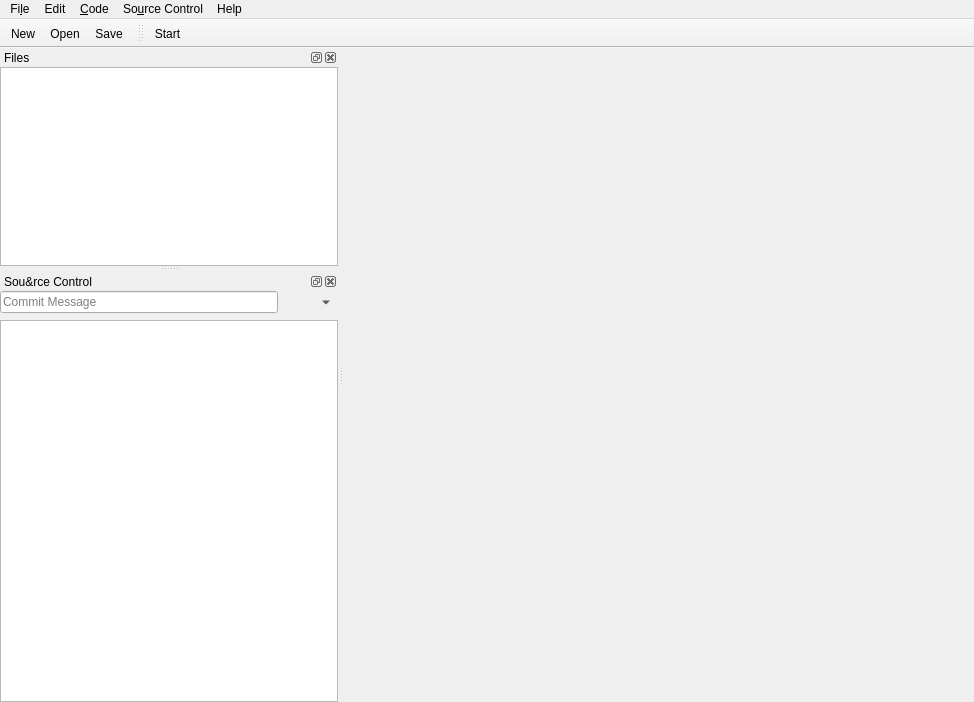
The window that mainwindow.ui (theCheeseboard/theSlate) describes before a commit, drawn with Qt 5.
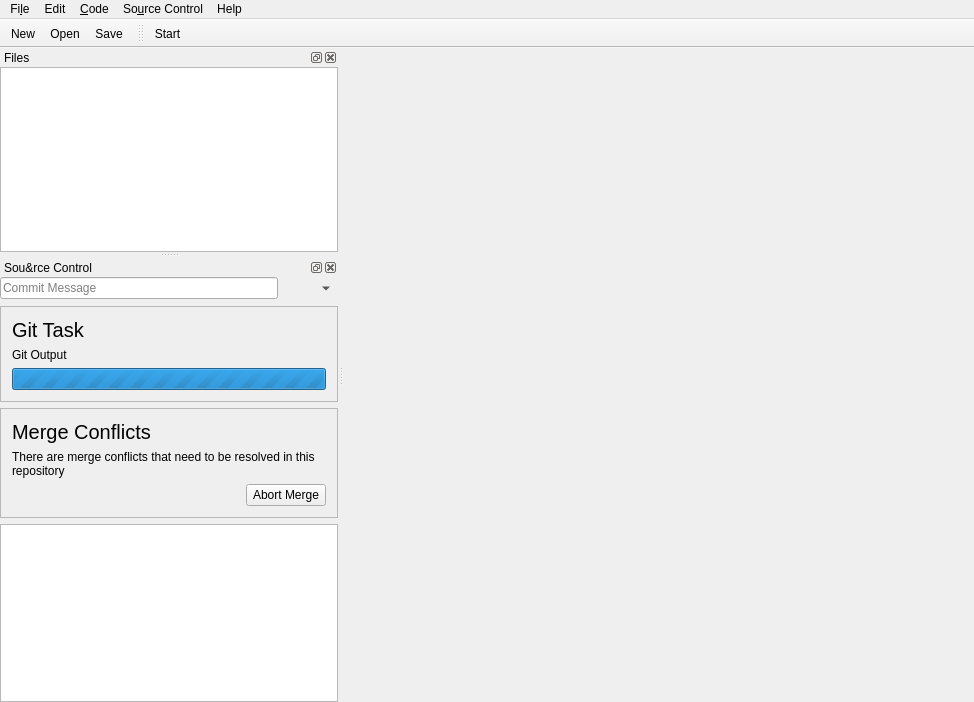
The same window after the commit. The open tabs and pages were chosen to show the change. Icons and pictures are not drawn.

Diff of the .ui file:
```diff
--- a/mainwindow.ui
+++ b/mainwindow.ui
@@ -378,6 +378,111 @@
            </layout>
           </widget>
          </item>
+         <item>
+          <widget class="QFrame" name="gitProgressFrame">
+           <property name="frameShape">
+            <enum>QFrame::StyledPanel</enum>
+           </property>
+           <property name="frameShadow">
+            <enum>QFrame::Raised</enum>
+           </property>
+           <layout class="QVBoxLayout" name="verticalLayout_11">
+            <item>
+             <widget class="QLabel" name="gitProgressTitle">
+              <property name="font">
+               <font>
+                <pointsize>15</pointsize>
+               </font>
+              </property>
+              <property name="text">
+               <string>Git Task</string>
+              </property>
+             </widget>
+            </item>
+            <item>
+             <widget class="QLabel" name="gitProgressOutput">
+              <property name="text">
+               <string>Git Output</string>
+              </property>
+              <property name="wordWrap">
+               <bool>true</bool>
+              </property>
+             </widget>
+            </item>
+            <item>
+             <widget class="QProgressBar" name="gitProgressBar">
+              <property name="maximum">
+               <number>0</number>
+              </property>
+              <property name="value">
+               <number>-1</number>
+              </property>
+             </widget>
+            </item>
+           </layout>
+          </widget>
+         </item>
+         <item>
+          <widget class="QFrame" name="gitMergeConflictsFrame">
+           <property name="frameShape">
+            <enum>QFrame::StyledPanel</enum>
+           </property>
+           <property name="frameShadow">
+            <enum>QFrame::Raised</enum>
+           </property>
+           <layout class="QVBoxLayout" name="verticalLayout_10">
+            <item>
+             <widget class="QLabel" name="label_7">
+              <property name="font">
+               <font>
+                <pointsize>15</pointsize>
+               </font>
+              </property>
+              <property name="text">
+               <string>Merge Conflicts</string>
+              </property>
+             </widget>
+            </item>
+            <item>
+             <widget class="QLabel" name="label_8">
+              <property name="text">
+               <string>There are merge conflicts that need to be resolved in this repository</string>
+              </property>
+              <property name="wordWrap">
+               <bool>true</bool>
+              </property>
+             </widget>
+            </item>
+            <item>
+             <layout class="QHBoxLayout" name="horizontalLayout_2">
+              <item>
+               <spacer name="horizontalSpacer_8">
+                <property name="orientation">
+                 <enum>Qt::Horizontal</enum>
+                </property>
+                <property name="sizeHint" stdset="0">
+                 <size>
+                  <width>40</width>
+                  <height>20</height>
+                 </size>
+                </property>
+               </spacer>
+              </item>
+              <item>
+               <widget class="QPushButton" name="gitAbortMergeButton">
+                <property name="text">
+                 <string>Abort Merge</string>
+                </property>
+                <property name="icon">
+                 <iconset theme="dialog-cancel"/>
+                </property>
+               </widget>
+              </item>
+             </layout>
+            </item>
+           </layout>
+          </widget>
+         </item>
          <item>
           <widget class="QListWidget" name="modifiedChanges"/>
          </item>
```
Left out of the diff: 11 changed lines with no effect on the pictures.
